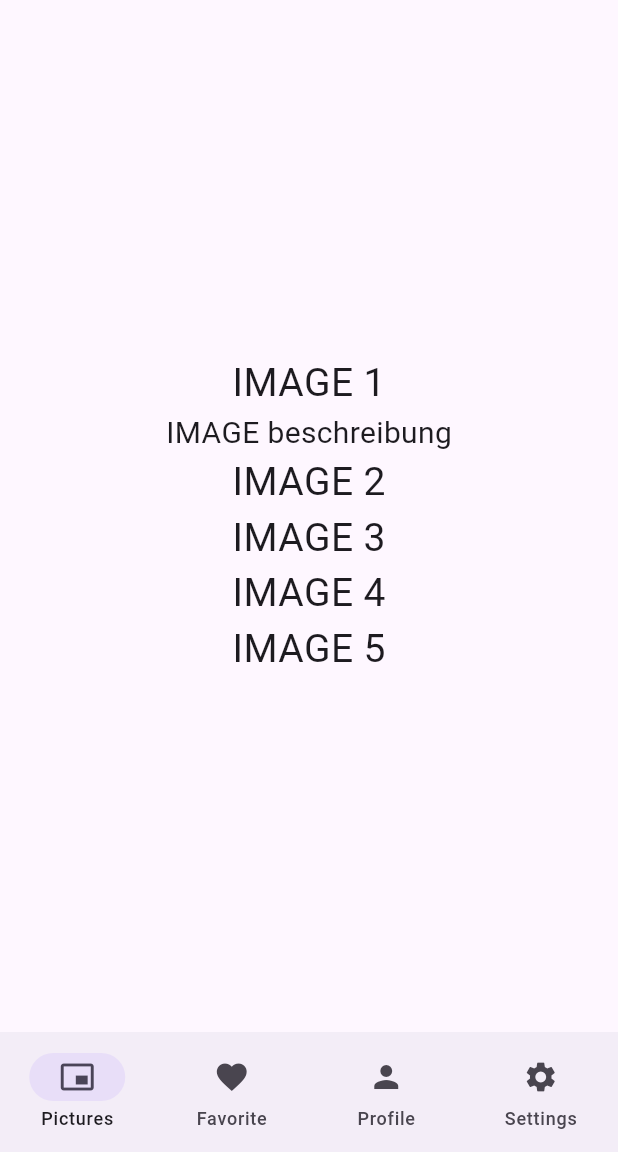
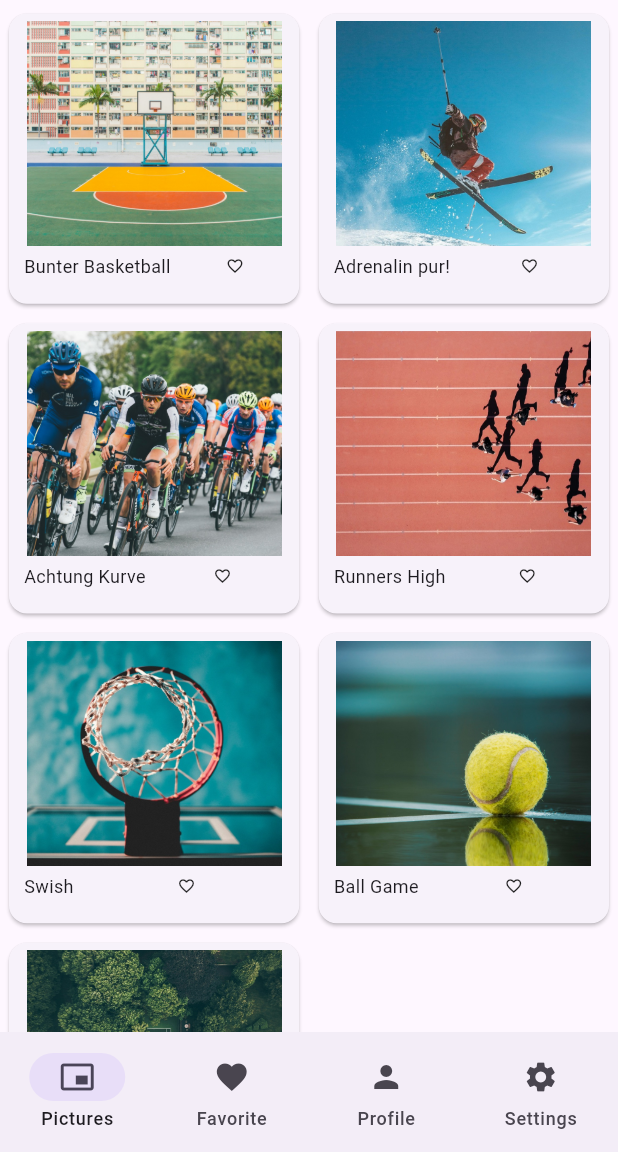
Before and after one commit to komvik/projekt_461_bildergalerie_app, a Flutter app: the screen it shows after launch, on a phone screen of 412 x 824 dp, the part 84-1236 px from its top. Run offline on Flutter 3.47's test engine with Material 3 defaults, Android fonts, the phone set to English and light mode, and no system bars.

Commit message:
picture_widgets is complete, start Details

```diff
--- /dev/null
+++ b/lib/gallery/models/gallery_item.dart
@@ -0,0 +1,12 @@
+class GalleryItem {
+  final String imageTitle;
+  final String imageDate;
+  final String imageDescription;
+  final String imagePath;
+
+  const GalleryItem(
+      {required this.imageTitle,
+      required this.imageDescription,
+      required this.imagePath,
+      required this.imageDate});
+}
--- /dev/null
+++ b/lib/gallery/repositories/gallery_data.dart
@@ -0,0 +1,53 @@
+import 'package:projekt_461_bildergalerie_app/gallery/models/gallery_item.dart';
+
+List<GalleryItem> galleryData = [
+  const GalleryItem(
+    imageTitle: 'Bunter Basketball',
+    imageDate: '03.06.2023',
+    imageDescription:
+        'Ein farbenfrohes Basketballfeld im Freien. Im Zentrum steht ein Basketballkorb, dessen weißes Netz im leichten Wind schaukelt. Die Farben des Spielfelds leuchten unter der warmen Abendsonne. Vor vielen Jahren, während eines Sommerabends, trafen sich hier Freunde zu einem unvergesslichen Spiel, bei dem die Sieger den Sonnenuntergang bejubelten.',
+    imagePath: 'assets/images/basketball_1.jpeg',
+  ),
+  const GalleryItem(
+    imageTitle: 'Adrenalin pur!',
+    imageDate: '14.07.2020',
+    imageDescription:
+        'Ein Skifahrer in voller Montur fliegt mutig über einen schneebedeckten Hügel, während der klare, blaue Himmel im Hintergrund strahlt. Die Sonne scheint hell, beleuchtet die funkelnden Schneeflocken und wirft lange Schatten auf die Piste. An einem perfekten Wintertag vor einigen Jahren, als der Schnee frisch und die Bedingungen ideal waren, führte dieser Sprung zu einem unvergesslichen Moment voller Adrenalin und Freude.',
+    imagePath: 'assets/images/ski.jpeg',
+  ),
+  const GalleryItem(
+    imageTitle: 'Achtung Kurve',
+    imageDate: '18.06.2022',
+    imageDescription:
+        'Eine große Gruppe Rennradfahrer legt sich synchron in eine scharfe Kurve, während sie mit beeindruckender Geschwindigkeit die Strecke entlangrasen. Die bunten Trikots der Fahrer leuchten im Sonnenschein, und ihre Konzentration ist greifbar. Vor einigen Jahren, während eines spannenden Wettkampfs an einem sonnigen Frühlingstag, markierte diese Kurve den Wendepunkt des Rennens und wurde zum Schauplatz eines packenden Duells um die Spitze.',
+    imagePath: 'assets/images/bike.jpeg',
+  ),
+  const GalleryItem(
+    imageTitle: 'Runners High',
+    imageDate: '22.09.2023',
+    imageDescription:
+        'Unsere acht Läufer bewegen sich hier in einer beeindruckenden Dreiecks-Formation über die Bahnen des sonnigen Sportplatzes am Mauerpark. Alle Athleten sind synchronisiert, ihre Schritte im perfekten Einklang, während sie die rote Tartanbahn unter ihren Füßen spüren. An einem kühlen Herbstmorgen, während eines intensiven Trainings, wurde diese Formation gewählt, um Teamarbeit und Präzision zu perfektionieren, und es war ein Moment, der die Entschlossenheit und den Zusammenhalt der Gruppe widerspiegelte.',
+    imagePath: 'assets/images/running.jpeg',
+  ),
+  const GalleryItem(
+    imageTitle: 'Swish',
+    imageDate: '11.08.2018',
+    imageDescription:
+        'Ein Foto, das von unten aufgenommen wurde, zeigt einen Basketballkorb mit einem strahlend blauen Himmel im Hintergrund. Die Sonne scheint hell, und das weiße Netz des Korbs hebt sich kontrastreich gegen das Blau ab. An einem klaren Sommernachmittag, vor vielen Jahren, wurde hier ein legendäres Spiel gespielt, bei dem der letzte Korb im goldenen Licht des Abends glänzte.',
+    imagePath: 'assets/images/basketball_2.jpeg',
+  ),
+  const GalleryItem(
+    imageTitle: 'Ball Game',
+    imageDate: '29.11.2023',
+    imageDescription:
+        'Die Nahaufnahme zeigt einen gelb-grünen Tennisball, der auf dem glänzenden Boden der Sporthalle liegt. Die Textur des Balls ist deutlich sichtbar, während das gedämpfte Licht der Halle eine ruhige Atmosphäre schafft. An einem regnerischen Nachmittag fand hier ein spannendes Match statt, bei dem dieser Ball im entscheidenden Moment des Spiels eine wichtige Rolle spielte.',
+    imagePath: 'assets/images/tennis_1.jpeg',
+  ),
+  const GalleryItem(
+    imageTitle: 'Sieg in der Natur',
+    imageDate: '02.05.2022',
+    imageDescription:
+        'Eine beeindruckende Drohnenaufnahme zeigt ein Tennisfeld, das idyllisch mitten im Grünen liegt. Das leuchtend grüne Spielfeld kontrastiert wunderschön mit den umgebenden Bäumen und Wiesen. An einem sonnigen Sommertag vor einigen Jahren wurde hier ein Turnier ausgetragen, bei dem Spieler und Zuschauer gleichermaßen die atemberaubende Naturkulisse genossen.',
+    imagePath: 'assets/images/tennis_2.jpeg',
+  ),
+];
--- /dev/null
+++ b/lib/gallery/widgets/pictures_widget.dart
@@ -0,0 +1,58 @@
+import 'package:flutter/material.dart';
+import 'package:projekt_461_bildergalerie_app/gallery/models/gallery_item.dart';
+import 'package:projekt_461_bildergalerie_app/gallery/repositories/gallery_data.dart';
+
+class PicturesWidget extends StatelessWidget {
+  const PicturesWidget({super.key});
+
+  final double gridMainSpacing = 5.0; // senkrecht
+  final double gridCrosSpacing = 5.0; // waagerecht
+  final int gridCrosCount = 2; // Anzahl der Spalten
+
+  @override
+  Widget build(BuildContext context) {
+    return Padding(
+      padding: const EdgeInsets.fromLTRB(2, 5, 2, 0),
+      child: GridView.builder(
+          gridDelegate: const SliverGridDelegateWithFixedCrossAxisCount(
+            crossAxisCount: 2, //gridCrosCount,
+            mainAxisSpacing: 5.0,
+            crossAxisSpacing: 5.0,
+          ),
+          itemCount: galleryData.length,
+          itemBuilder: (context, index) {
+            final GalleryItem item = galleryData[index];
+            return Card(
+                child: Column(
+              children: [
+                Padding(
+                  padding: const EdgeInsets.fromLTRB(1, 5, 1, 5),
+                  child: SizedBox(
+                    width: 170,
+                    height: 150,
+                    child: Image.asset(item.imagePath, fit: BoxFit.cover),
+                  ),
+                ),
+                Row(
+                  children: [
+                    const SizedBox(
+                      width: 10,
+                    ),
+                    Text(
+                      item.imageTitle,
+                      style: const TextStyle(fontSize: 12),
+                    ),
+                    const Expanded(
+                      child: Icon(
+                        Icons.favorite_border,
+                        size: 12,
+                      ),
+                    ),
+                  ],
+                ),
+              ],
+            ));
+          }),
+    );
+  }
+}
--- a/lib/main.dart
+++ b/lib/main.dart
@@ -1,4 +1,8 @@
 import 'package:flutter/material.dart';
+import 'package:projekt_461_bildergalerie_app/favorite/widhets/favorite_pictures_widget.dart';
+import 'package:projekt_461_bildergalerie_app/gallery/widgets/pictures_widget.dart';
+import 'package:projekt_461_bildergalerie_app/profil/widgets/profile_widget.dart';
+import 'package:projekt_461_bildergalerie_app/settimgs/widgets/settings_widget.dart';
 
 void main() {
   runApp(const AppGallery());
@@ -53,123 +57,3 @@ class _AppGalleryState extends State<AppGallery> {
     );
   }
 }
-
-class PicturesWidget extends StatelessWidget {
-  const PicturesWidget({super.key});
-
-  @override
-  Widget build(BuildContext context) {
-    return const Center(
-      child: Column(
-        mainAxisAlignment: MainAxisAlignment.center,
-        children: [
-          Text(
-            "IMAGE 1",
-            style: TextStyle(fontSize: 26),
-          ),
-          Text(
-            "IMAGE beschreibung",
-            style: TextStyle(fontSize: 20),
-          ),
-          Text(
-            "IMAGE 2",
-            style: TextStyle(fontSize: 26),
-          ),
-          Text(
-            "IMAGE 3",
-            style: TextStyle(fontSize: 26),
-          ),
-          Text(
-            "IMAGE 4",
-            style: TextStyle(fontSize: 26),
-          ),
-          Text(
-            "IMAGE 5",
-            style: TextStyle(fontSize: 26),
-          ),
-        ],
-      ),
-    );
-  }
-}
-
-class FavoritePicturesWidget extends StatelessWidget {
-  const FavoritePicturesWidget({super.key});
-
-  @override
-  Widget build(BuildContext context) {
-    return const Center(
-      child: Column(
-        children: [
-          SizedBox(
-            height: 20,
-          ),
-          Text(
-            "favorite pictures",
-            style: TextStyle(fontSize: 26),
-          ),
-          SizedBox(
-            height: 20,
-          ),
-          Row(
-            mainAxisAlignment: MainAxisAlignment.center,
-            children: [
-              SizedBox(
-                width: 30,
-              ),
-              Flexible(
-                child: Text(
-                  "here you will find your favorite pictures",
-                  style: TextStyle(fontSize: 18),
-                  textAlign: TextAlign.center,
-                ),
-              ),
-            ],
-          ),
-        ],
-      ),
-    );
-  }
-}
-
-class ProfileWidget extends StatelessWidget {
-  const ProfileWidget({super.key});
-
-  @override
-  Widget build(BuildContext context) {
-    return const Center(
-      child: Column(
-        mainAxisAlignment: MainAxisAlignment.start,
-        children: [
-          SizedBox(height: 20),
-          Icon(
-            Icons.person,
-            size: 42,
-          ),
-          Text("MyProfile", style: TextStyle(fontSize: 28)),
-          Text("über mich", style: TextStyle(fontSize: 20)),
-        ],
-      ),
-    );
-  }
-}
-
-class SettingsWidget extends StatelessWidget {
-  const SettingsWidget({super.key});
-
-  @override
-  Widget build(BuildContext context) {
-    return const Center(
-      child: Column(
-        mainAxisAlignment: MainAxisAlignment.start,
-        children: [
-          SizedBox(height: 20),
-          Icon(
-            Icons.settings,
-            size: 42,
-          ),
-        ],
-      ),
-    );
-  }
-}
--- a/pubspec.yaml
+++ b/pubspec.yaml
@@ -18,5 +18,5 @@ dev_dependencies:
 flutter:
   uses-material-design: true
   assets:
-   - assets/images
-   - assets/icon
+   - assets/images/
+   - assets/icon/
```
Also changed, not shown: lib/favorite/widhets/favorite_pictures_widget.dart (added, +40 -0 lines), lib/gallery/widgets/details_widget.dart (added, +58 -0 lines), lib/profil/widgets/profile_widget.dart (added, +58 -0 lines), lib/settimgs/widgets/settings_widget.dart (added, +21 -0 lines), assets/images/basket1.png (deleted), assets/images/basketball_1.jpeg (added), assets/images/basketball_2.jpeg (added), assets/images/bike.jpeg (added), assets/images/kaya.jpeg (added), assets/images/running.jpeg (added), assets/images/ski.jpeg (added), assets/images/soccer.jpeg (added), assets/images/tennis_1.jpeg (added), assets/images/tennis_2.jpeg (added).
